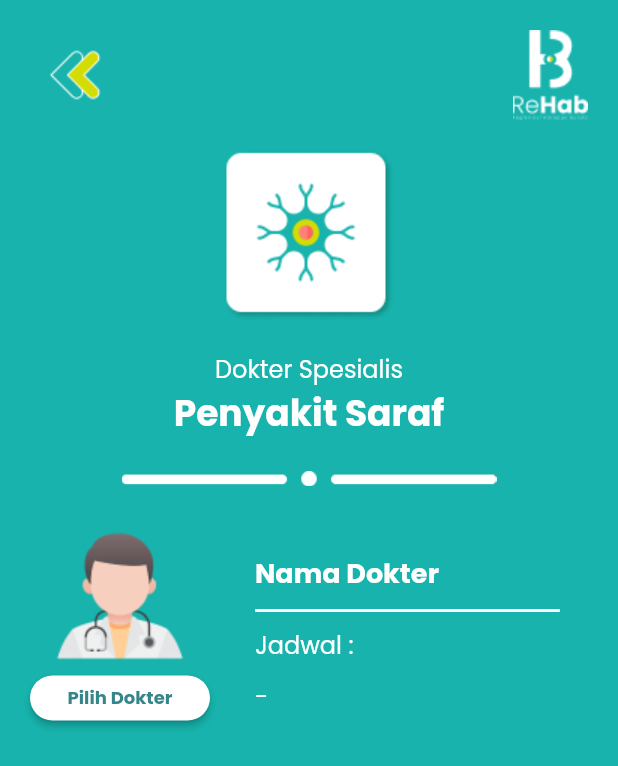
After one commit to yudicandraa/TIK201-2022-2-ReDoc-Registrasi-Dokter-Spesialis, a Flutter app: the PenyakitSaraf screen opened directly, on a phone screen of 412 x 824 dp. The commit adds this screen. Shown: the top 766 px of the screen. Run offline on Flutter 3.47's test engine with Material 2 defaults, Android fonts, the phone set to English and light mode, and no system bars; our stand-ins replace firebase_auth; missing offline and left inert: cloud_firestore_web, firebase_analytics_web, firebase_auth_web, firebase_core_web; accounts and stored records are empty.

Commit message:
Penyakit Saraf

```diff
--- /dev/null
+++ b/redoc/lib/penyakitsaraf.dart
@@ -0,0 +1,159 @@
+import 'package:flutter/material.dart';
+import 'package:redoc/pilihdokter.dart';
+
+class PenyakitSaraf extends StatefulWidget {
+  const PenyakitSaraf({Key? key}) : super(key: key);
+
+  @override
+  State<PenyakitSaraf> createState() => _PenyakitSarafState();
+}
+
+class _PenyakitSarafState extends State<PenyakitSaraf> {
+  @override
+  Widget build(BuildContext context) {
+    return Scaffold(
+      backgroundColor: Color(0xff17B3AC),
+      body: Container(
+        child: Column(
+          children: [
+            Container(
+              margin: const EdgeInsets.all(20),
+              child: Row(
+                mainAxisAlignment: MainAxisAlignment.spaceBetween,
+                children: [
+                  SizedBox(
+                    height: 60,
+                    width: 60,
+                    child: IconButton(
+                      onPressed: () {
+                        Navigator.push(
+                          context,
+                          new MaterialPageRoute(
+                              builder: (context) => new PilihDokter()),
+                        );
+                      },
+                      icon: Image(image: AssetImage('assets/backbutton.png')),
+                    ),
+                  ),
+                  Image(image: AssetImage('assets/logoputih.png'))
+                ],
+              ),
+            ),
+            Column(
+              mainAxisAlignment: MainAxisAlignment.center,
+              children: [
+                Container(
+                  margin: EdgeInsets.only(bottom: 20),
+                  child: Image(image: AssetImage('assets/saraf2.png')),
+                ),
+                Column(
+                  mainAxisAlignment: MainAxisAlignment.start,
+                  children: [
+                    Text(
+                      'Dokter Spesialis',
+                      style: TextStyle(
+                          color: Color(0xffffffff),
+                          fontFamily: 'PoppinsRegular',
+                          fontSize: 16),
+                    ),
+                    Text(
+                      'Penyakit Saraf',
+                      style: TextStyle(
+                          color: Color(0xffffffff),
+                          fontFamily: 'Poppins',
+                          fontSize: 24),
+                    )
+                  ],
+                ),
+                Container(
+                  margin: EdgeInsets.only(top: 20, bottom: 30),
+                  child: SizedBox(
+                    width: 250,
+                    child: Image(image: AssetImage('assets/line2.png')),
+                  ),
+                ),
+                Row(
+                  children: [
+                    SizedBox(
+                      width: 20,
+                    ),
+                    Column(
+                      children: [
+                        Image(image: AssetImage('assets/fotodokter.png')),
+                        Container(
+                            margin: const EdgeInsets.only(top: 10),
+                            child: Center(
+                              child: Container(
+                                height: 30,
+                                width: 120,
+                                margin: EdgeInsets.only(bottom: 10),
+                                //alignment: Alignment(0.0, -1.0),
+                                child: RaisedButton(
+                                  shape: RoundedRectangleBorder(
+                                      borderRadius:
+                                          BorderRadius.circular(30.0)),
+                                  color: Color(0xffffffff),
+                                  onPressed: () {},
+                                  child: Center(
+                                    child: Text(
+                                      'Pilih Dokter',
+                                      style: TextStyle(
+                                          color: Color(0xff35858B),
+                                          fontSize: 12,
+                                          fontFamily: 'Poppins'),
+                                    ),
+                                  ),
+                                ),
+                              ),
+                            )),
+                      ],
+                    ),
+                    SizedBox(
+                      width: 30,
+                    ),
+                    Column(
+                      crossAxisAlignment: CrossAxisAlignment.start,
+                      children: [
+                        Text(
+                          "Nama Dokter",
+                          style: TextStyle(
+                              color: Color(0xffffffff),
+                              fontFamily: "Poppins",
+                              fontSize: 18),
+                        ),
+                        Container(
+                          margin: EdgeInsets.only(top: 10),
+                          child: Image(image: AssetImage('assets/line3.png')),
+                        ),
+                        Container(
+                          margin: EdgeInsets.only(top: 10),
+                          child: Text(
+                            'Jadwal :',
+                            style: TextStyle(
+                                color: Color(0xffffffff),
+                                fontFamily: 'PoppinsRegular',
+                                fontSize: 16),
+                          ),
+                        ),
+                        Container(
+                          margin: EdgeInsets.only(top: 10),
+                          child: Text(
+                            '- ',
+                            style: TextStyle(
+                                color: Color(0xffffffff),
+                                fontFamily: 'PoppinsRegular',
+                                fontSize: 16),
+                          ),
+                        )
+                      ],
+                    )
+                  ],
+                )
+              ],
+            )
+          ],
+        ),
+      ),
+    );
+  }
+}
--- a/redoc/lib/pilihdokter.dart
+++ b/redoc/lib/pilihdokter.dart
@@ -2,6 +2,7 @@ import 'package:flutter/material.dart';
 import 'package:redoc/beranda.dart';
 import 'package:redoc/kandungan.dart';
 import 'package:redoc/paru.dart';
+import 'package:redoc/penyakitsaraf.dart';
 import 'package:redoc/utama.dart';
 
 class PilihDokter extends StatefulWidget {
@@ -131,7 +132,7 @@ class _PilihDokterState extends State<PilihDokter> {
                             Navigator.push(
                               context,
                               new MaterialPageRoute(
-                                  builder: (context) => new Home()),
+                                  builder: (context) => new PenyakitSaraf()),
                             );
                           },
                           icon: Image(image: AssetImage('assets/saraf.png')),
```
Also changed, not shown: redoc/assets/saraf2.png (added).
